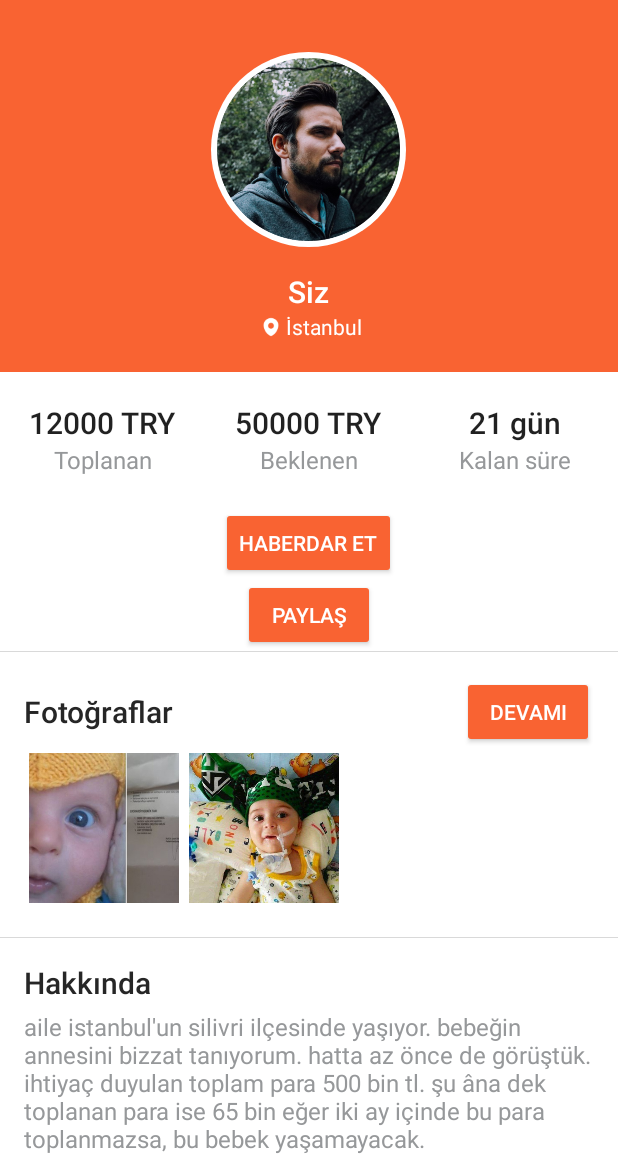
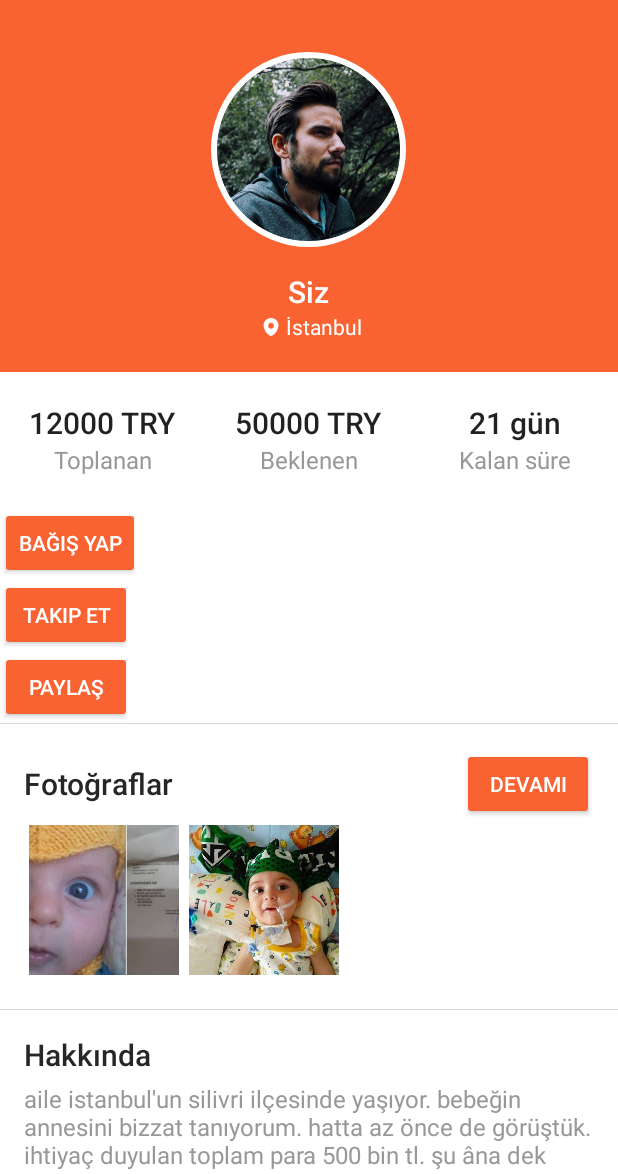
Before and after one commit to berkaybasoz/cankurtaran, an Android app: the ActivityViewProfile screen opened directly, with no data from a screen before it, on a phone screen of 412 x 824 dp, the part 62-1236 px from its top. Run offline under Robolectric (Android 15) with nearby library versions, the phone set to English and light mode, and no system bars; our stand-ins replace Picasso; libraries missing offline, so code that uses them is left out: com.balysv.materialripple; plain views replace MaterialRippleLayout; pictures from the network do not load; 6 statements that could not run were skipped.

Commit message:
Merge branch 'master' of https://github.com/berkaybasoz/cankurtaran
# Conflicts:
#	app/src/main/java/com/app/sample/messenger/ActivityMain.java
#	app/src/main/res/drawable/ic_feed_dark.png
#	app/src/main/res/values/string-data.xml

```diff
--- a/app/src/main/res/layout/activity_view_profile.xml
+++ b/app/src/main/res/layout/activity_view_profile.xml
@@ -169,20 +169,25 @@
             </LinearLayout>
 
             <Button
+                android:id="@+id/bt_donate"
+                style="@style/Base.Widget.AppCompat.Button.Colored"
+                android:layout_width="wrap_content"
+                android:layout_height="wrap_content"
+                android:text="Bağış Yap" />
+
+            <Button
                 android:id="@+id/bt_subscribe"
                 style="@style/Base.Widget.AppCompat.Button.Colored"
                 android:layout_width="wrap_content"
                 android:layout_height="wrap_content"
-                android:layout_gravity="center_horizontal"
-                android:text="HABERDAR ET" />
+                android:text="Takip Et" />
 
             <Button
                 android:id="@+id/bt_share"
                 style="@style/Base.Widget.AppCompat.Button.Colored"
                 android:layout_width="wrap_content"
                 android:layout_height="wrap_content"
-                android:layout_gravity="center_horizontal"
-                android:text="PAYLAŞ" />
+                android:text="Paylaş" />
 
             <View
                 android:layout_width="match_parent"
```
Also changed, not shown: app/src/main/res/drawable/logo.png (added), app/src/main/res/drawable/splash_logo.png (added).
